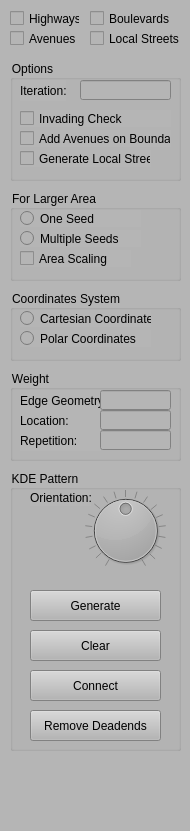
Above: RoadDesigner/ControlWidget.ui from gnishida/RoadDesigner before the change. Below: the same form after it.
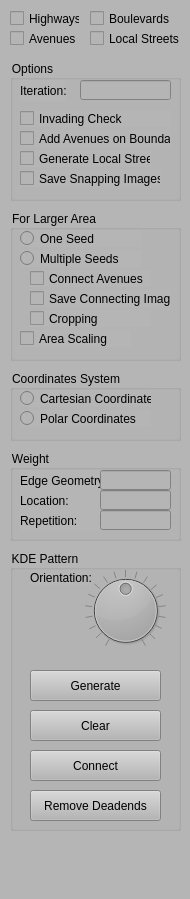
That is the form after the change.

Patch:
```diff
--- a/RoadDesigner/ControlWidget.ui
+++ b/RoadDesigner/ControlWidget.ui
@@ -7,7 +7,7 @@
     <x>0</x>
     <y>0</y>
     <width>190</width>
-    <height>831</height>
+    <height>899</height>
    </rect>
   </property>
   <property name="minimumSize">
@@ -50,7 +50,7 @@
     <property name="geometry">
      <rect>
       <x>10</x>
-      <y>470</y>
+      <y>550</y>
       <width>171</width>
       <height>281</height>
      </rect>
@@ -164,7 +164,7 @@
       <x>10</x>
       <y>60</y>
       <width>171</width>
-      <height>121</height>
+      <height>141</height>
      </rect>
     </property>
     <property name="title">
@@ -235,6 +235,19 @@
       <string>Invading Check</string>
      </property>
     </widget>
+    <widget class="QCheckBox" name="checkBoxSaveSnappingImages">
+     <property name="geometry">
+      <rect>
+       <x>10</x>
+       <y>110</y>
+       <width>141</width>
+       <height>17</height>
+      </rect>
+     </property>
+     <property name="text">
+      <string>Save Snapping Images</string>
+     </property>
+    </widget>
    </widget>
    <widget class="QCheckBox" name="checkBoxRoadTypeHighway">
     <property name="geometry">
@@ -266,7 +279,7 @@
     <property name="geometry">
      <rect>
       <x>10</x>
-      <y>370</y>
+      <y>450</y>
       <width>171</width>
       <height>91</height>
      </rect>
@@ -357,9 +370,9 @@
     <property name="geometry">
      <rect>
       <x>10</x>
-      <y>190</y>
+      <y>210</y>
       <width>171</width>
-      <height>91</height>
+      <height>151</height>
      </rect>
     </property>
     <property name="title">
@@ -401,7 +414,7 @@
      <property name="geometry">
       <rect>
        <x>10</x>
-       <y>60</y>
+       <y>120</y>
        <width>111</width>
        <height>17</height>
       </rect>
@@ -410,12 +423,51 @@
       <string>Area Scaling</string>
      </property>
     </widget>
+    <widget class="QCheckBox" name="checkBoxConnectAvenues">
+     <property name="geometry">
+      <rect>
+       <x>20</x>
+       <y>60</y>
+       <width>121</width>
+       <height>17</height>
+      </rect>
+     </property>
+     <property name="text">
+      <string>Connect Avenues</string>
+     </property>
+    </widget>
+    <widget class="QCheckBox" name="checkBoxCropping">
+     <property name="geometry">
+      <rect>
+       <x>20</x>
+       <y>100</y>
+       <width>121</width>
+       <height>17</height>
+      </rect>
+     </property>
+     <property name="text">
+      <string>Cropping</string>
+     </property>
+    </widget>
+    <widget class="QCheckBox" name="checkBoxSaveConnectingImages">
+     <property name="geometry">
+      <rect>
+       <x>20</x>
+       <y>80</y>
+       <width>141</width>
+       <height>17</height>
+      </rect>
+     </property>
+     <property name="text">
+      <string>Save Connecting Images</string>
+     </property>
+    </widget>
    </widget>
    <widget class="QGroupBox" name="groupBox_4">
     <property name="geometry">
      <rect>
       <x>10</x>
-      <y>290</y>
+      <y>370</y>
       <width>171</width>
       <height>71</height>
      </rect>
```
Left out of the diff: 2 changed lines with no effect on the pictures.
